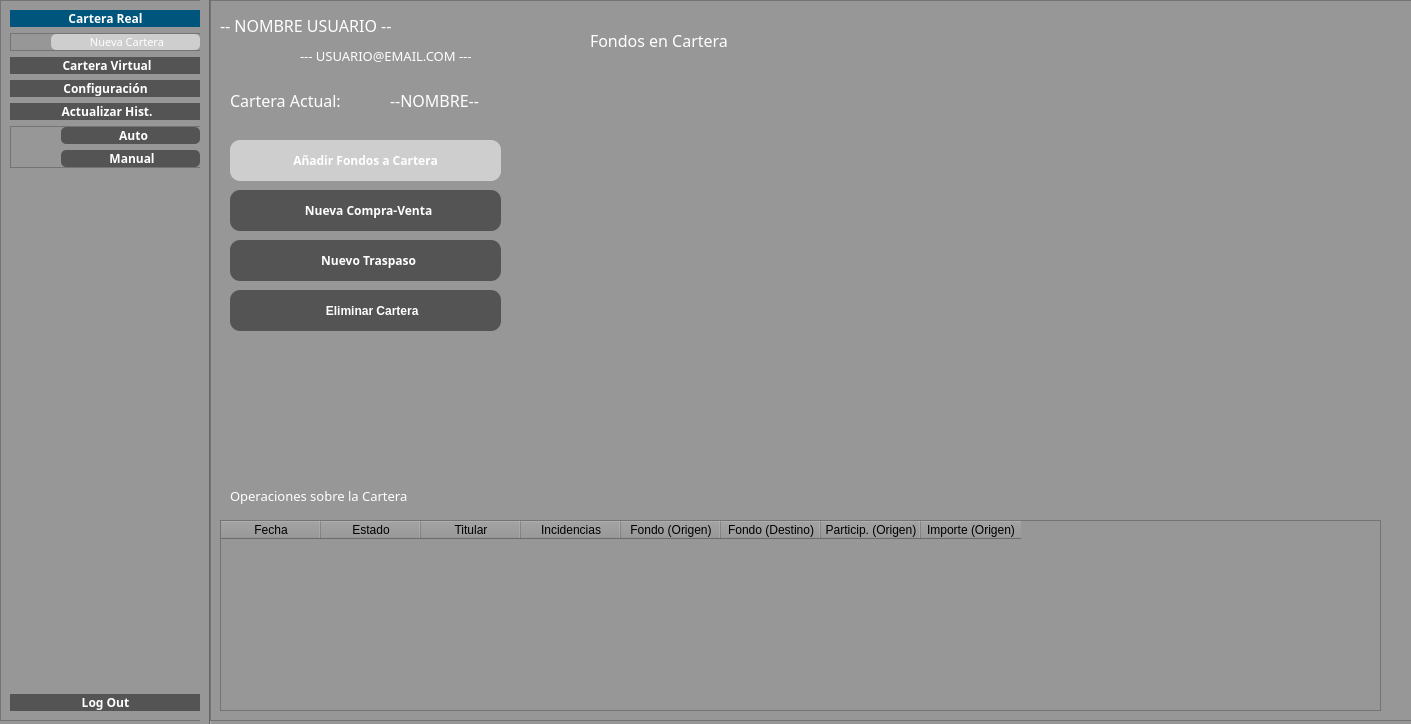
First picture: the form in src/GUI/PrincipalUsuario.ui, repository jesusramondovale/IngenicaSTS, before the edit.
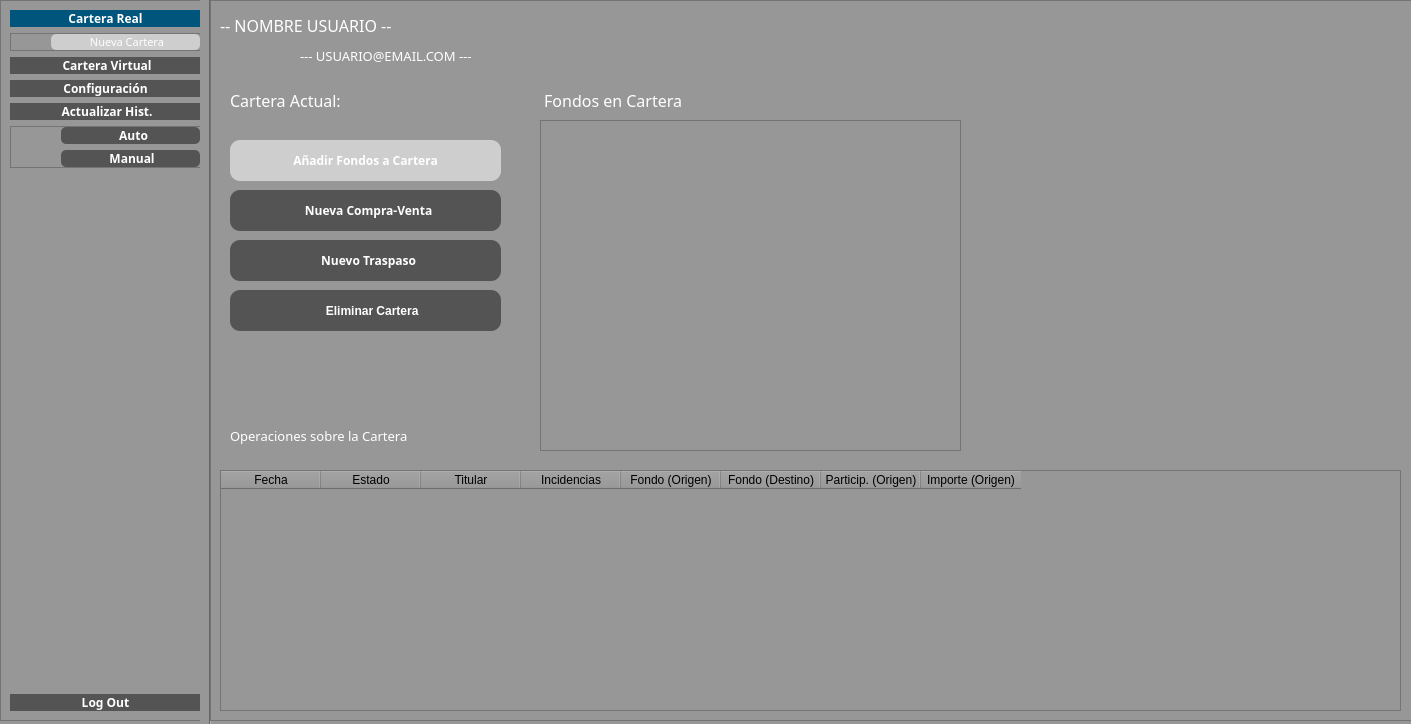
Second picture: the form after the edit. Icons and pictures are not drawn.

```diff
--- a/src/GUI/PrincipalUsuario.ui
+++ b/src/GUI/PrincipalUsuario.ui
@@ -1030,9 +1030,9 @@
     <widget class="QLabel" name="label_4">
      <property name="geometry">
       <rect>
-       <x>380</x>
-       <y>30</y>
-       <width>231</width>
+       <x>330</x>
+       <y>90</y>
+       <width>201</width>
        <height>21</height>
       </rect>
      </property>
@@ -1048,14 +1048,14 @@
       <string notr="true"/>
      </property>
      <property name="text">
-      <string>Fondos en Cartera</string>
+      <string> Fondos en Cartera</string>
      </property>
     </widget>
     <widget class="QLabel" name="label_5">
      <property name="geometry">
       <rect>
        <x>20</x>
-       <y>480</y>
+       <y>420</y>
        <width>251</width>
        <height>31</height>
       </rect>
@@ -1079,9 +1079,9 @@
      <property name="geometry">
       <rect>
        <x>10</x>
-       <y>520</y>
-       <width>1161</width>
-       <height>191</height>
+       <y>470</y>
+       <width>1181</width>
+       <height>241</height>
       </rect>
      </property>
      <column>
@@ -1210,8 +1210,8 @@
     <widget class="QWidget" name="horizontalLayoutWidget_2">
      <property name="geometry">
       <rect>
-       <x>390</x>
-       <y>60</y>
+       <x>760</x>
+       <y>20</y>
        <width>421</width>
        <height>431</height>
       </rect>
@@ -1223,7 +1223,7 @@
       <rect>
        <x>180</x>
        <y>80</y>
-       <width>181</width>
+       <width>151</width>
        <height>41</height>
       </rect>
      </property>
@@ -1234,7 +1234,17 @@
       </font>
      </property>
      <property name="text">
-      <string>--NOMBRE--</string>
+      <string/>
+     </property>
+    </widget>
+    <widget class="QListWidget" name="listFondosCartera">
+     <property name="geometry">
+      <rect>
+       <x>330</x>
+       <y>120</y>
+       <width>421</width>
+       <height>331</height>
+      </rect>
      </property>
     </widget>
    </widget>
```
